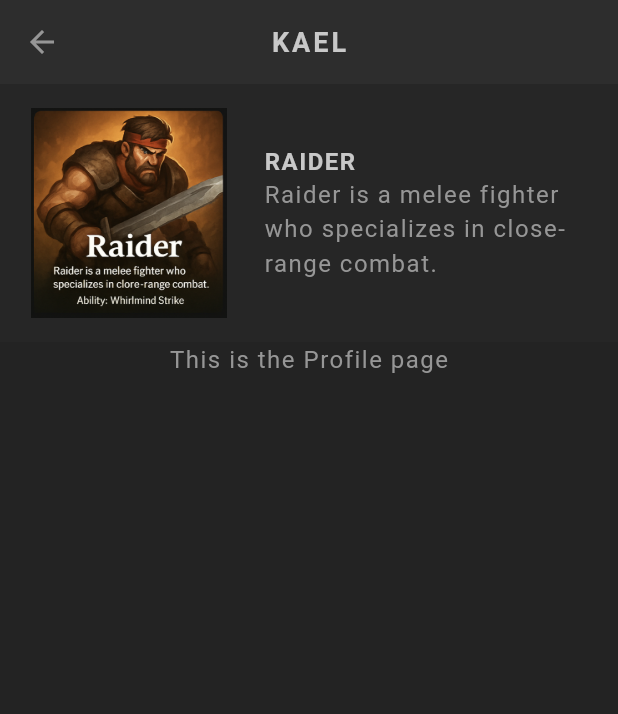
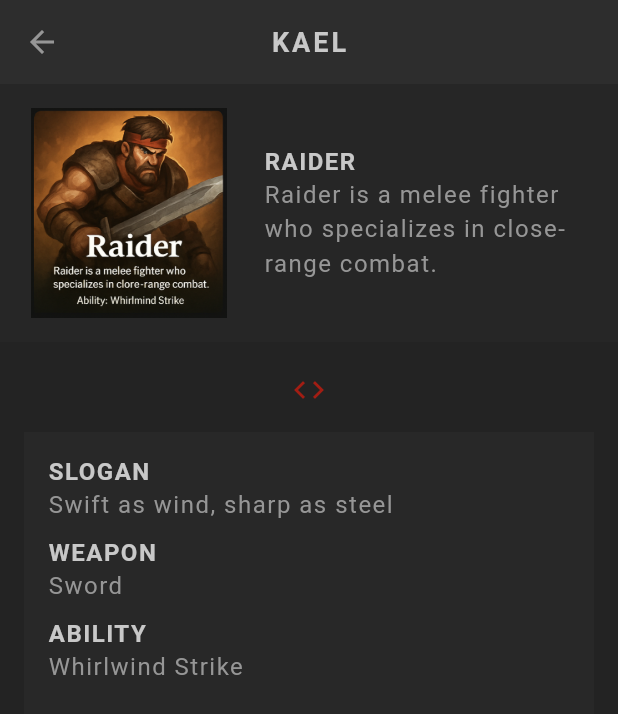
Before and after one commit to mzahalan/FlutterMasterClass, a Flutter app: the screen it shows after launch, after a tap on the "arrow forward" icon, on a phone screen of 412 x 824 dp. Shown: the top 714 px of the screen. Run offline on Flutter 3.47's test engine with Material 3 defaults, Android fonts, the phone set to English and light mode, and no system bars; our stand-ins replace google_fonts; Roboto replaces fonts that are missing (Kanit).

Commit message:
Lesson 52 - More Profile
Added Slogan, Weapon, and Ability

```diff
--- a/flutter_rpg/lib/screens/profile/profile.dart
+++ b/flutter_rpg/lib/screens/profile/profile.dart
@@ -31,14 +31,40 @@ class Profile extends StatelessWidget {
                       StyledText(character.vocation.description)
                     ]
                   ),
-                )
+                ),
               ]
             ),
           ),
-          // weapon and ability
+          const SizedBox(height: 20),
+          Center(child: Icon(Icons.code, color: AppColors.primaryColor)),
+          Padding(
+            padding: const EdgeInsets.all(16),
+            child: Container(
+              width: double.infinity,
+              padding: const EdgeInsets.all(16),
+              color: AppColors.secondaryColor.withAlpha(128),
+              child: Column(
+                crossAxisAlignment: CrossAxisAlignment.start,
+                children: [
+                  const StyledHeading('Slogan'),
+                  StyledText(character.slogan),
+                  const SizedBox(height: 10,),
+
+
+                  const StyledHeading('Weapon'),
+                  StyledText(character.vocation.weapon),
+                  const SizedBox(height: 10,),
+
+
+                  const StyledHeading('Ability'),
+                  StyledText(character.vocation.ability),
+                  const SizedBox(height: 10,),
+              ],)
+            )),
+
           // stats & skills
           // save button
-          Text('This is the Profile page')],
+        ]
       ),
     );
   }
```
